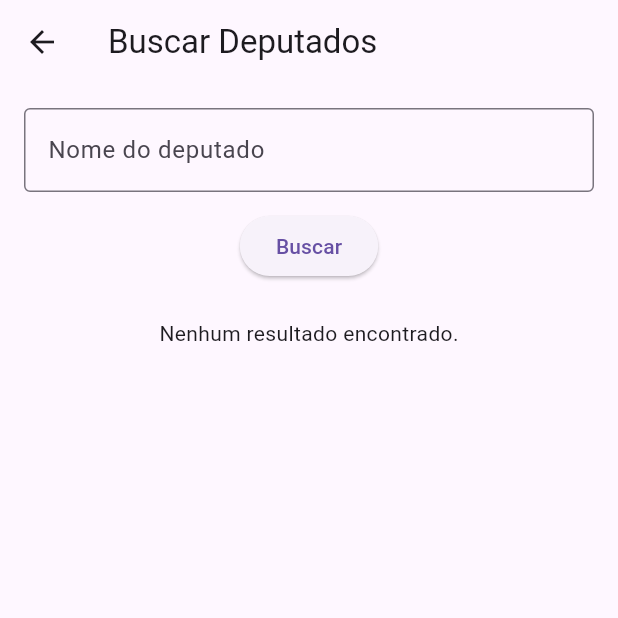
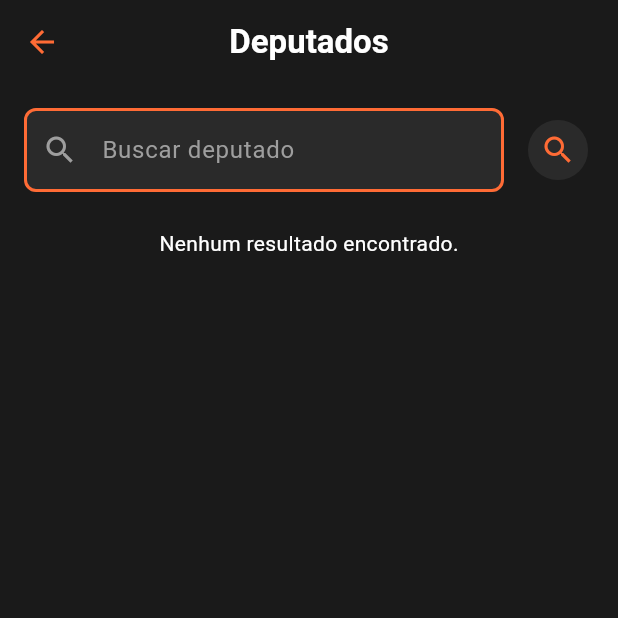
Before and after one commit to vichsort/FAIF, a Flutter app: the DeputadosPage screen opened directly, on a phone screen of 412 x 824 dp, the top half of it. Run offline on Flutter 3.47's test engine with Material 3 defaults, Android fonts, the phone set to English and light mode, and no system bars; network calls fail.

Commit message:
style: tela de deputados e cnpj

```diff
--- a/lib/screens/deputado_screen.dart
+++ b/lib/screens/deputado_screen.dart
@@ -31,9 +31,9 @@ class DeputadosPageState extends State<DeputadosPage> {
         final List<dynamic> jsonList = json.decode(response.body);
         _deputados = jsonList.map((e) => Deputado.fromJson(e)).toList();
       } else {
-        ScaffoldMessenger.of(
-          context,
-        ).showSnackBar(SnackBar(content: Text("Erro na consulta.")));
+        ScaffoldMessenger.of(context).showSnackBar(
+          SnackBar(content: Text("Erro na consulta.")),
+        );
       }
     });
   }
@@ -41,25 +41,69 @@ class DeputadosPageState extends State<DeputadosPage> {
   @override
   Widget build(BuildContext context) {
     return Scaffold(
-      appBar: AppBar(title: Text('Buscar Deputados')),
+      backgroundColor: Color(0xFF1A1A1A), // preto uniforme
+      appBar: AppBar(
+        backgroundColor: Color(0xFF1A1A1A), // mesmo tom da tela
+        elevation: 0,
+        centerTitle: true,
+        iconTheme: IconThemeData(color: Color(0xFFFF6B35)),
+        title: Text(
+          'Deputados',
+          style: TextStyle(
+            color: Colors.white, // destaque em laranja
+            fontSize: 22,
+            fontWeight: FontWeight.bold,
+          ),
+        ),
+      ),
       body: Padding(
         padding: const EdgeInsets.all(16.0),
         child: Column(
           children: [
-            TextField(
+            Row(
+              children: [
+                Expanded(
+                  child: TextField(
                     controller: _controller,
+                    style: TextStyle(color: Colors.white),
                     decoration: InputDecoration(
-                labelText: 'Nome do deputado',
-                border: OutlineInputBorder(),
+                      hintText: 'Buscar deputado',
+                      hintStyle: TextStyle(color: Colors.grey),
+                      filled: true,
+                      fillColor: Color(0xFF2A2A2A),
+                      prefixIcon: Icon(Icons.search, color: Colors.grey),
+                      enabledBorder: OutlineInputBorder(
+                        borderRadius: BorderRadius.circular(8),
+                        borderSide: BorderSide(color: Color(0xFFFF6B35), width: 2), // borda laranja
+                      ),
+                      focusedBorder: OutlineInputBorder(
+                        borderRadius: BorderRadius.circular(8),
+                        borderSide: BorderSide(color: Color(0xFFFF6B35), width: 2), // borda laranja
                       ),
                     ),
-            const SizedBox(height: 12),
-            ElevatedButton(onPressed: buscarDeputados, child: Text('Buscar')),
+                  ),
+
+                ),
+                const SizedBox(width: 12),
+                IconButton(
+                  onPressed: buscarDeputados,
+                  icon: Icon(Icons.search),
+                  color: Color(0xFFFF6B35),
+                  tooltip: 'Buscar',
+                  style: ButtonStyle(
+                    backgroundColor: MaterialStatePropertyAll(Color(0xFF2A2A2A)),
+                  ),
+                ),
+              ],
+            ),
             const SizedBox(height: 24),
             _loading
-                ? CircularProgressIndicator()
+                ? CircularProgressIndicator(color: Color(0xFFFF6B35))
                 : _deputados.isEmpty
-                ? Text('Nenhum resultado encontrado.')
+                    ? Text(
+                        'Nenhum resultado encontrado.',
+                        style: TextStyle(color: Colors.white),
+                      )
                     : Expanded(
                         child: ListView.builder(
                           itemCount: _deputados.length,
```
Also changed, not shown: lib/screens/cnpj_screen.dart (+13 -22 lines). Lines whose indentation alone changed are shown as unchanged.
